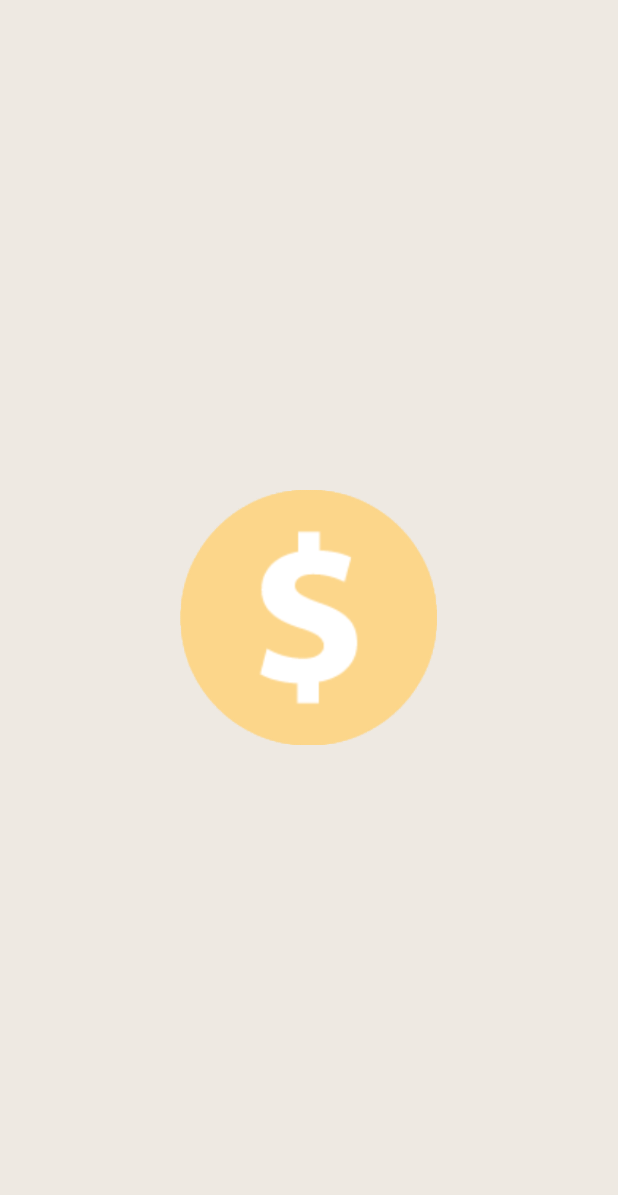
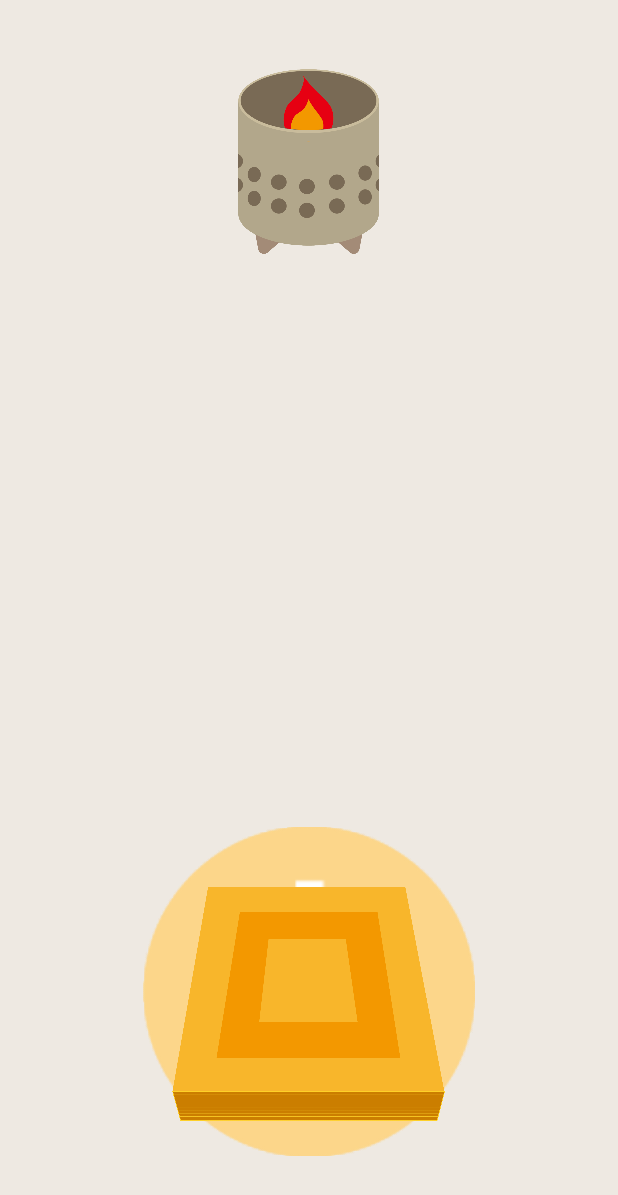
Before and after one commit to zzdanny/conlab_e-burner, an Android app: the IxBurningTest screen opened directly, with no data from a screen before it, on a phone screen of 412 x 824 dp. Shown: the top 1195 px of the screen. Run offline under Robolectric (Android 15) with nearby library versions, the phone set to English and light mode, and no system bars; our stand-ins replace ButterKnife.

Commit message:
no message

```diff
--- a/app/src/main/java/tw/ntust/e_burner/activity/IxBurningTest.java
+++ b/app/src/main/java/tw/ntust/e_burner/activity/IxBurningTest.java
@@ -48,7 +48,13 @@ public class IxBurningTest extends AppCompatActivity {
                 R.layout.item, new String[] { "image" },
                 new int[] { R.id.helloText});
 
+
+
+
         flingContainer.setAdapter(adapter);
+
+
+
         flingContainer.setFlingListener(new SwipeFlingAdapterView.onFlingListener() {
             @Override
             public void removeFirstObjectInAdapter() {
--- a/app/src/main/res/layout/activity_ixburning_test.xml
+++ b/app/src/main/res/layout/activity_ixburning_test.xml
@@ -6,8 +6,8 @@
     <tw.ntust.e_burner.flingswipe.SwipeFlingAdapterView
         android:id="@+id/frame"
         android:background="#ffeee9e2"
-        android:layout_width="match_parent"
-        android:layout_height="match_parent"
+        android:layout_width="fill_parent"
+        android:layout_height="fill_parent"
         app:rotation_degrees="15.5"
         tools:context=".MainActivity" />
 
--- a/app/src/main/res/layout/item.xml
+++ b/app/src/main/res/layout/item.xml
@@ -2,18 +2,35 @@
 <FrameLayout xmlns:android="http://schemas.android.com/apk/res/android"
     xmlns:tools="http://schemas.android.com/tools"
     android:layout_gravity="center"
-    android:layout_width="250dp"
-    android:layout_height="170dp">
+    android:layout_width="fill_parent"
+    android:layout_height="fill_parent">
 
     <ImageView
         android:id="@+id/helloText"
         android:textSize="40sp"
         android:textColor="@android:color/white"
         android:gravity="center"
-        android:layout_width="match_parent"
-        android:layout_height="match_parent"
-        android:src="@drawable/ic_coin"
-        android:layout_gravity="center" />
+        android:layout_width="221dp"
+        android:layout_height="326dp"
+        android:src="@drawable/single"
+        android:layout_gravity="center_horizontal|bottom" />
+
+    <ImageView
+        android:layout_width="143dp"
+        android:layout_height="212dp"
+        android:id="@+id/o"
+        android:src="@drawable/burner"
+        android:layout_gravity="center_horizontal|top"
+        android:layout_alignParentTop="true"
+        android:layout_centerHorizontal="true" />
+
+    <ImageView
+        android:layout_width="210dp"
+        android:layout_height="310dp"
+        android:id="@+id/imageView3"
+        android:src="@drawable/paperall"
+        android:layout_centerHorizontal="true"
+        android:layout_gravity="center_horizontal|bottom" />
 
 
 </FrameLayout>
```
